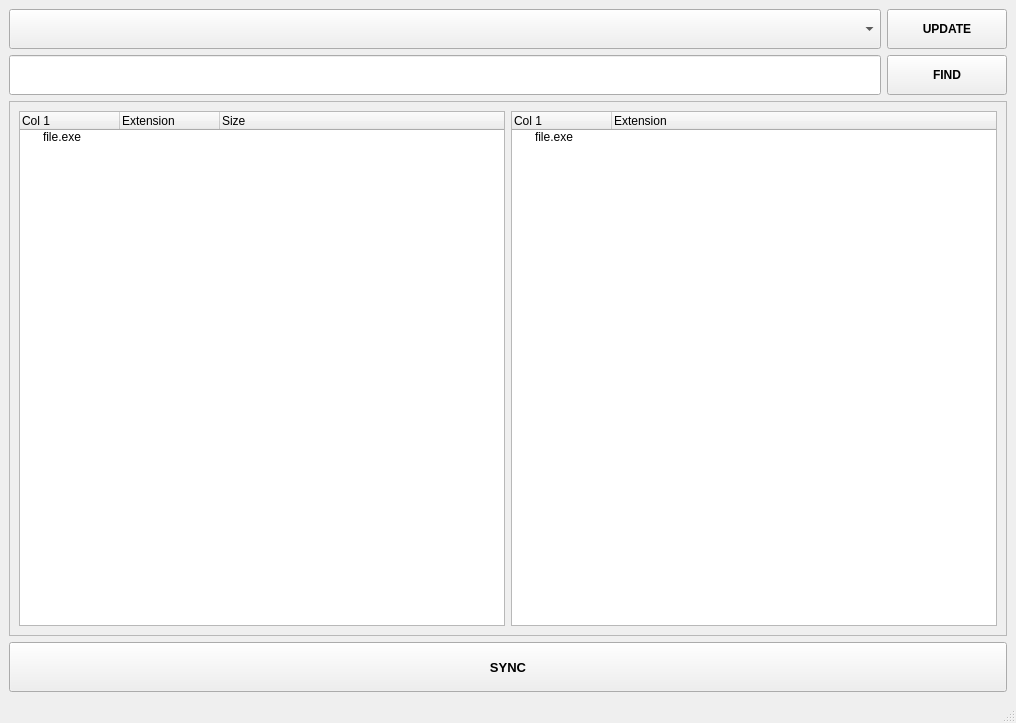
Before: the Qt Designer form ui/main_window.ui in PaulFilms/FastBackup, drawn with Qt 5.
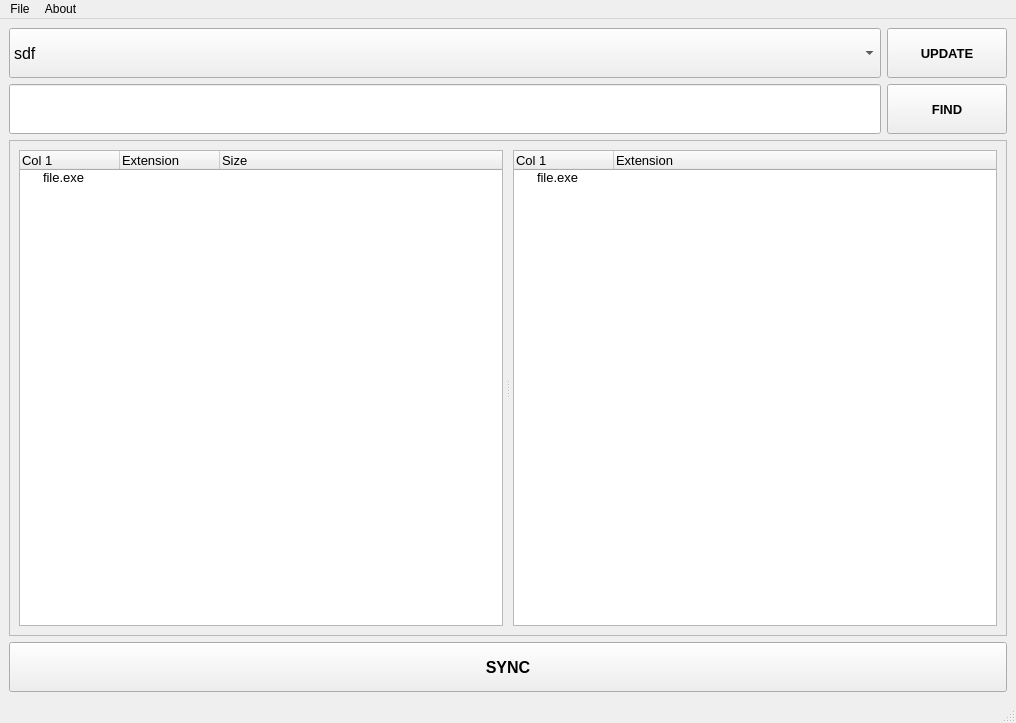
After: the same form once the commit is applied.

What changed in the file:
```diff
--- a/ui/main_window.ui
+++ b/ui/main_window.ui
@@ -15,72 +15,20 @@
   </property>
   <widget class="QWidget" name="centralwidget">
    <layout class="QGridLayout" name="gridLayout_2">
-    <item row="0" column="0">
-     <widget class="QComboBox" name="cb_sources">
-      <property name="minimumSize">
-       <size>
-        <width>0</width>
-        <height>40</height>
-       </size>
-      </property>
-     </widget>
-    </item>
-    <item row="0" column="1">
-     <widget class="QPushButton" name="btn_source_upload">
-      <property name="minimumSize">
-       <size>
-        <width>120</width>
-        <height>40</height>
-       </size>
-      </property>
-      <property name="maximumSize">
-       <size>
-        <width>120</width>
-        <height>16777215</height>
-       </size>
-      </property>
-      <property name="font">
-       <font>
-        <bold>true</bold>
-       </font>
-      </property>
-      <property name="text">
-       <string>UPDATE</string>
-      </property>
-     </widget>
-    </item>
     <item row="1" column="0">
      <widget class="QLineEdit" name="tx_destiny">
       <property name="minimumSize">
        <size>
         <width>0</width>
-        <height>40</height>
-       </size>
-      </property>
-     </widget>
-    </item>
-    <item row="1" column="1">
-     <widget class="QPushButton" name="btn_destiny_find">
-      <property name="minimumSize">
-       <size>
-        <width>120</width>
-        <height>40</height>
-       </size>
-      </property>
-      <property name="maximumSize">
-       <size>
-        <width>120</width>
-        <height>16777215</height>
+        <height>50</height>
        </size>
       </property>
       <property name="font">
        <font>
-        <bold>true</bold>
+        <family>Tahoma</family>
+        <pointsize>12</pointsize>
        </font>
       </property>
-      <property name="text">
-       <string>FIND</string>
-      </property>
      </widget>
     </item>
     <item row="2" column="0" colspan="2">
@@ -93,6 +41,22 @@
       </property>
       <layout class="QGridLayout" name="gridLayout">
        <item row="0" column="0">
+        <widget class="QSplitter" name="splitter">
+         <property name="frameShape">
+          <enum>QFrame::Shape::NoFrame</enum>
+         </property>
+         <property name="orientation">
+          <enum>Qt::Orientation::Horizontal</enum>
+         </property>
+         <property name="opaqueResize">
+          <bool>true</bool>
+         </property>
+         <property name="handleWidth">
+          <number>10</number>
+         </property>
+         <property name="childrenCollapsible">
+          <bool>false</bool>
+         </property>
         <widget class="QTreeWidget" name="tr_source">
          <property name="sizePolicy">
           <sizepolicy hsizetype="Preferred" vsizetype="Expanding">
@@ -100,6 +64,12 @@
            <verstretch>0</verstretch>
           </sizepolicy>
          </property>
+          <property name="font">
+           <font>
+            <family>Tahoma</family>
+            <pointsize>10</pointsize>
+           </font>
+          </property>
          <column>
           <property name="text">
            <string>Col 1</string>
@@ -127,8 +97,6 @@
           </property>
          </item>
         </widget>
-       </item>
-       <item row="0" column="1">
         <widget class="QTreeWidget" name="tr_destiny">
          <property name="sizePolicy">
           <sizepolicy hsizetype="Preferred" vsizetype="Expanding">
@@ -136,6 +104,12 @@
            <verstretch>0</verstretch>
           </sizepolicy>
          </property>
+          <property name="font">
+           <font>
+            <family>Tahoma</family>
+            <pointsize>10</pointsize>
+           </font>
+          </property>
          <column>
           <property name="text">
            <string>Col 1</string>
@@ -152,10 +126,58 @@
           </property>
          </item>
         </widget>
+        </widget>
        </item>
       </layout>
      </widget>
     </item>
+    <item row="0" column="0">
+     <widget class="QComboBox" name="cb_sources">
+      <property name="minimumSize">
+       <size>
+        <width>0</width>
+        <height>50</height>
+       </size>
+      </property>
+      <property name="font">
+       <font>
+        <family>Tahoma</family>
+        <pointsize>12</pointsize>
+       </font>
+      </property>
+      <item>
+       <property name="text">
+        <string>sdf</string>
+       </property>
+      </item>
+     </widget>
+    </item>
+    <item row="0" column="1">
+     <widget class="QPushButton" name="btn_source_upload">
+      <property name="minimumSize">
+       <size>
+        <width>120</width>
+        <height>50</height>
+       </size>
+      </property>
+      <property name="maximumSize">
+       <size>
+        <width>120</width>
+        <height>16777215</height>
+       </size>
+      </property>
+      <property name="font">
+       <font>
+        <family>Tahoma</family>
+        <pointsize>10</pointsize>
+        <bold>true</bold>
+       </font>
+      </property>
+      <property name="text">
+       <string>UPDATE</string>
+      </property>
+     </widget>
+    </item>
     <item row="3" column="0" colspan="2">
      <widget class="QPushButton" name="btn_sync">
       <property name="minimumSize">
@@ -166,7 +188,8 @@
       </property>
       <property name="font">
        <font>
-        <pointsize>10</pointsize>
+        <family>Tahoma</family>
+        <pointsize>12</pointsize>
         <bold>true</bold>
        </font>
       </property>
@@ -175,6 +198,32 @@
       </property>
      </widget>
     </item>
+    <item row="1" column="1">
+     <widget class="QPushButton" name="btn_destiny_find">
+      <property name="minimumSize">
+       <size>
+        <width>120</width>
+        <height>50</height>
+       </size>
+      </property>
+      <property name="maximumSize">
+       <size>
+        <width>120</width>
+        <height>16777215</height>
+       </size>
+      </property>
+      <property name="font">
+       <font>
+        <family>Tahoma</family>
+        <pointsize>10</pointsize>
+        <bold>true</bold>
+       </font>
+      </property>
+      <property name="text">
+       <string>FIND</string>
+      </property>
+     </widget>
+    </item>
    </layout>
   </widget>
   <widget class="QMenuBar" name="menubar">
@@ -186,8 +235,33 @@
      <height>33</height>
     </rect>
    </property>
+   <widget class="QMenu" name="menuFile">
+    <property name="title">
+     <string>File</string>
+    </property>
+    <addaction name="actionOpen_Sesseion"/>
+    <addaction name="separator"/>
+    <addaction name="actionClose"/>
+   </widget>
+   <widget class="QMenu" name="menuAbout">
+    <property name="title">
+     <string>About</string>
+    </property>
+   </widget>
+   <addaction name="menuFile"/>
+   <addaction name="menuAbout"/>
   </widget>
   <widget class="QStatusBar" name="statusbar"/>
+  <action name="actionOpen_Sesseion">
+   <property name="text">
+    <string>Open Sesseion</string>
+   </property>
+  </action>
+  <action name="actionClose">
+   <property name="text">
+    <string>Close</string>
+   </property>
+  </action>
  </widget>
  <resources/>
  <connections/>
```
Lines whose indentation alone changed are shown as unchanged.
